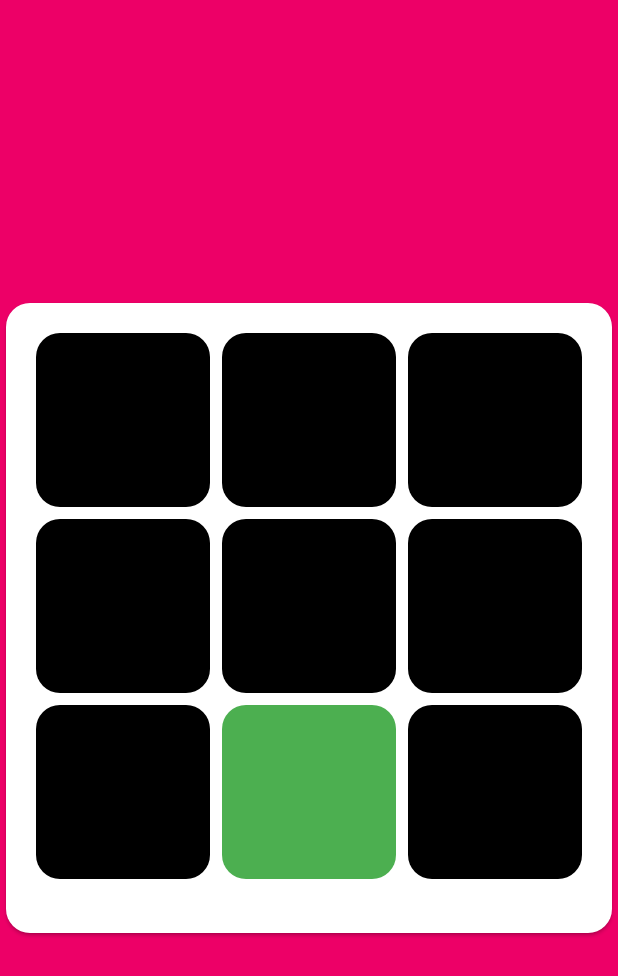
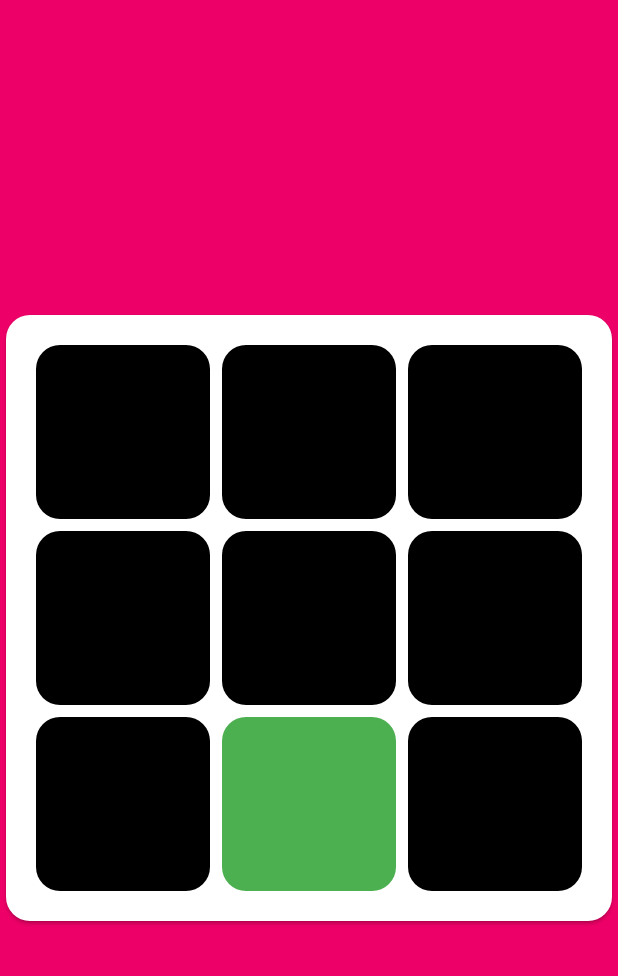
Before and after one commit to gebes/Remember, a Flutter app: the screen it shows after launch, item 2 of the bottom bar chosen, on a phone screen of 412 x 824 dp. Shown: the top 976 px of the screen. Run offline on Flutter 3.47's test engine with Material 2 defaults, Android fonts, the phone set to English and light mode, and no system bars; our stand-ins replace audioplayers, awesome_dialog, confetti, flare_flutter; missing offline and left inert: rate_my_app.

Commit message:
Recreated app

```diff
--- a/lib/screens/game/game.dart
+++ b/lib/screens/game/game.dart
@@ -1,15 +1,12 @@
-import 'dart:io';
-
-import 'package:Remember/utils/navigator.dart';
-import 'package:Remember/utils/rate.dart';
-import 'package:Remember/utils/theme.dart';
-import 'package:Remember/screens/game/grid.dart';
-import 'package:Remember/utils/app_localizations.dart';
 import 'package:awesome_dialog/awesome_dialog.dart';
 import 'package:confetti/confetti.dart';
 import 'package:flutter/cupertino.dart';
 import 'package:flutter/material.dart';
 import 'package:flutter/services.dart';
+import 'package:remember/screens/game/grid.dart';
+import 'package:remember/utils/app_localizations.dart';
+import 'package:remember/utils/rate.dart';
+import 'package:remember/utils/theme.dart';
 
 import '../../main.dart';
 
@@ -27,8 +24,10 @@ class _GameState extends State<Game> {
 
   @override
   void initState() {
-    _confettiControllerLeft = ConfettiController(duration: const Duration(seconds: 4));
-    _confettiControllerRight = ConfettiController(duration: const Duration(seconds: 4));
+    _confettiControllerLeft =
+        ConfettiController(duration: const Duration(seconds: 4));
+    _confettiControllerRight =
+        ConfettiController(duration: const Duration(seconds: 4));
     super.initState();
   }
 
@@ -41,19 +40,19 @@ class _GameState extends State<Game> {
 
   @override
   Widget build(BuildContext context) {
-    SystemChrome.setSystemUIOverlayStyle(SystemUiOverlayStyle(statusBarColor: Colors.transparent, statusBarIconBrightness: Brightness.dark));
+    SystemChrome.setSystemUIOverlayStyle(SystemUiOverlayStyle(
+        statusBarColor: Colors.transparent,
+        statusBarIconBrightness: Brightness.dark));
     return Scaffold(
       backgroundColor: AppTheme.primary,
       body: Stack(
+        fit: StackFit.expand,
         children: <Widget>[
           Container(
             child: Center(
-              child: Container(
-                width: MediaQuery.of(context).size.width,
-                height: MediaQuery.of(context).size.width+16,
               child: Card(
                 child: Padding(
-                    padding: const EdgeInsets.only(left: 16, right: 16, bottom: 16),
+                  padding: const EdgeInsets.all(16),
                   child: GameLogic(
                     widget.gridsize,
                     onLose: () async {
@@ -66,7 +65,6 @@ class _GameState extends State<Game> {
                       RememberApp.audioPlayer.play("win.mp3");
                       showDialog(true);
                     },
-                    ),
                   ),
                 ),
               ),
--- a/lib/screens/game/grid.dart
+++ b/lib/screens/game/grid.dart
@@ -1,10 +1,9 @@
 import 'dart:math';
 
-import 'package:Remember/utils/theme.dart';
-import 'package:Remember/main.dart';
 import 'package:flutter/animation.dart';
 import 'package:flutter/cupertino.dart';
 import 'package:flutter/material.dart';
+import 'package:remember/main.dart';
 
 class GameLogic extends StatefulWidget {
   final int gridLength;
@@ -17,7 +16,8 @@ class GameLogic extends StatefulWidget {
   _GameLogicState createState() => _GameLogicState(this.gridLength);
 }
 
-class _GameLogicState extends State<GameLogic> with SingleTickerProviderStateMixin {
+class _GameLogicState extends State<GameLogic>
+    with SingleTickerProviderStateMixin {
   AnimationController controller;
   Animation<double> animation;
 
@@ -50,8 +50,11 @@ class _GameLogicState extends State<GameLogic> with SingleTickerProviderStateMix
 
   @override
   void initState() {
-    controller = AnimationController(duration: Duration(seconds: gridLength * gridLength), vsync: this);
-    animation = Tween<double>(begin: -1, end: (gridLength * gridLength).toDouble()).animate(controller)
+    controller = AnimationController(
+        duration: Duration(seconds: gridLength * gridLength), vsync: this);
+    animation =
+        Tween<double>(begin: -1, end: (gridLength * gridLength).toDouble())
+            .animate(controller)
               ..addListener(() {
                 if (animation.value == gridLength * gridLength) {
                   current = 0;
@@ -64,7 +67,8 @@ class _GameLogicState extends State<GameLogic> with SingleTickerProviderStateMix
                 setState(() {
                   int old = current;
                   current = animation.value.toInt();
-          if (old != current) RememberApp.audioPlayer.play("showingPattern.mp3");
+                  if (old != current)
+                    RememberApp.audioPlayer.play("showingPattern.mp3");
                 });
               });
     controller.forward();
@@ -80,11 +84,19 @@ class _GameLogicState extends State<GameLogic> with SingleTickerProviderStateMix
         child: GestureDetector(
           child: Card(
             shadowColor: Colors.transparent,
-            color: wrongPress == i ? Colors.red : haveBeenPressed.contains(i) ? Colors.transparent : current >= 0 && pattern[current] == i && isShowingPattern ? Colors.green : Colors.black,
+            color: wrongPress == i
+                ? Colors.red
+                : haveBeenPressed.contains(i)
+                    ? Colors.transparent
+                    : current >= 0 && pattern[current] == i && isShowingPattern
+                        ? Colors.green
+                        : Colors.black,
             //     child: wrongPress == i ? Container() : haveBeenPressed.contains(i)? Center(child: Text("${List.of(pattern).indexOf(i)+1}",style: TextStyle(fontSize: 36),)) : Container(),
           ),
           onTap: () {
-            if (wrongPress != -1 || isShowingPattern || haveBeenPressed.contains(i)) return;
+            if (wrongPress != -1 ||
+                isShowingPattern ||
+                haveBeenPressed.contains(i)) return;
             setState(() {
               haveBeenPressed.add(i);
               if (pattern[current] != i) {
@@ -99,10 +111,13 @@ class _GameLogicState extends State<GameLogic> with SingleTickerProviderStateMix
           },
         ),
       ));
-    return Center(
-      child: Container(
-        child: GridView.count(scrollDirection: Axis.vertical, shrinkWrap: true, crossAxisCount: gridLength, children: fields, physics: const NeverScrollableScrollPhysics()),
-      ),
+    return Container(
+      child: GridView.count(
+          scrollDirection: Axis.vertical,
+          shrinkWrap: true,
+          crossAxisCount: gridLength,
+          children: fields,
+          physics: const NeverScrollableScrollPhysics()),
     );
   }
 
```
Also changed, not shown: lib/main.dart (+11 -7 lines), lib/screens/menu.dart (+11 -6 lines), lib/utils/navigator.dart (+6 -7 lines), lib/utils/rate.dart (+5 -3 lines), pubspec.yaml (+5 -49 lines), pubspec.lock, 24 other files. Lines whose indentation alone changed are shown as unchanged.
